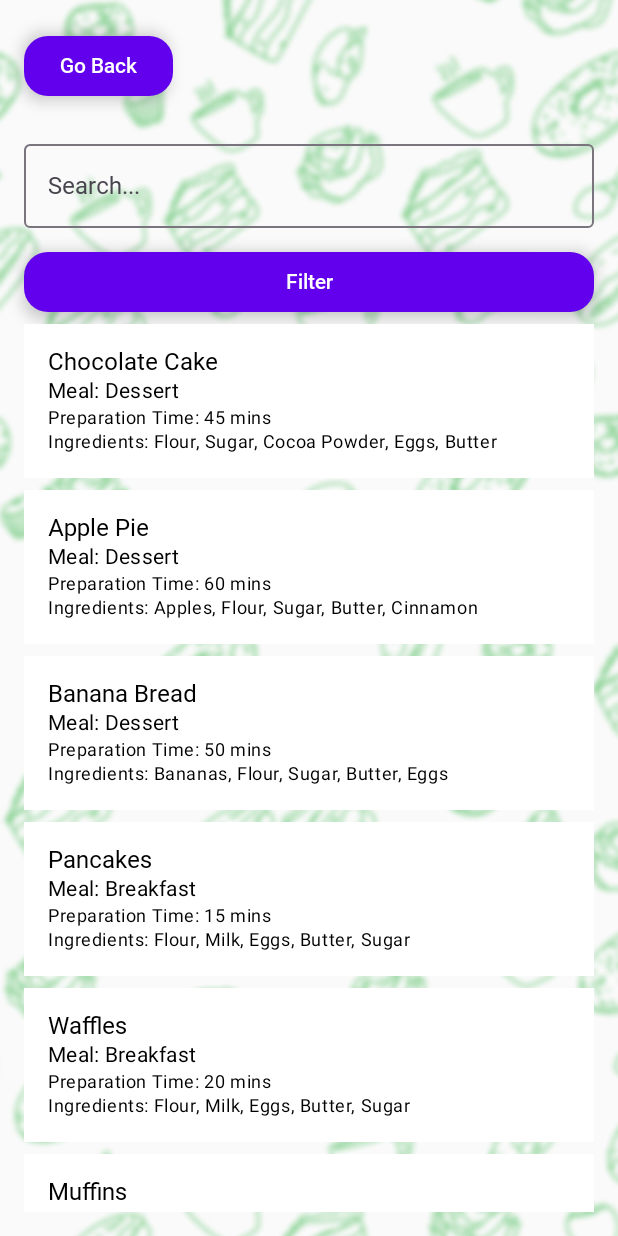
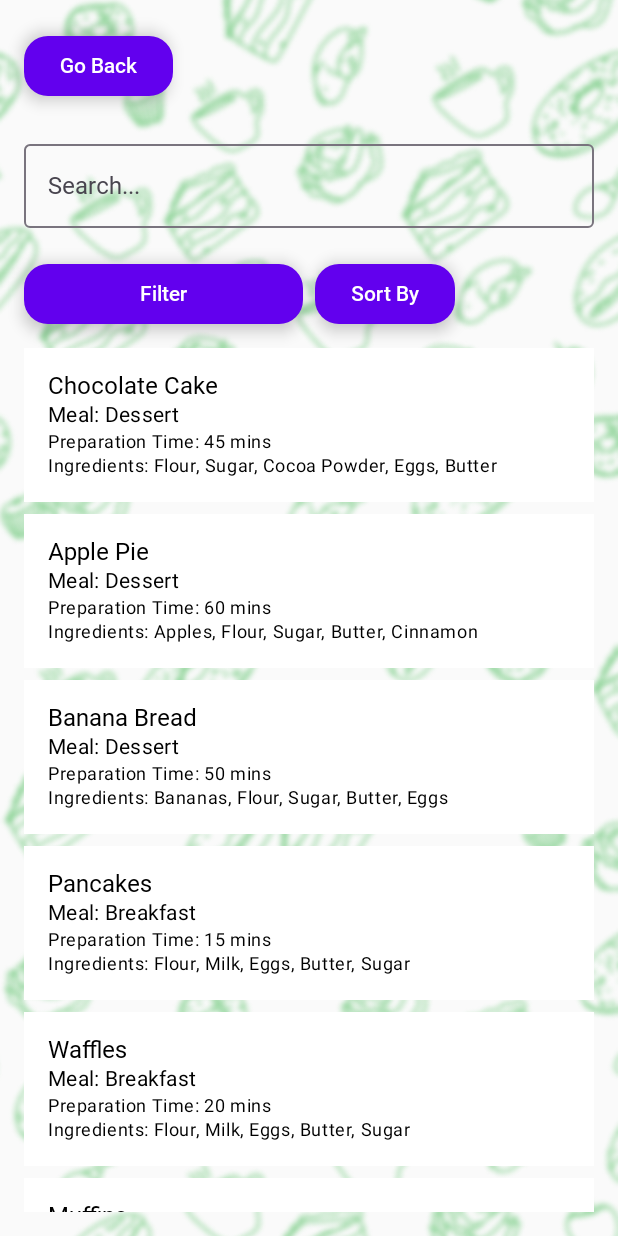
Before and after one commit to Defined0101/mobile, an Android app built with Jetpack Compose: the SearchScreen screen opened through its navigation route, on a phone screen of 412 x 824 dp. Run offline under Robolectric (Android 15) with nearby library versions, the phone set to English and light mode, and no system bars.

Commit message:
feat: added sorting functionality [FRS-76]

```diff
--- a/app/src/main/java/com/defined/mobile/ui/SearchScreen.kt
+++ b/app/src/main/java/com/defined/mobile/ui/SearchScreen.kt
@@ -42,21 +42,40 @@ fun SearchScreen(onBackClick: () -> Unit) {
     var isIngredientsVisible by remember { mutableStateOf(false) }
     var selectedMealTypes by remember { mutableStateOf(mutableSetOf<String>()) }
     var selectedIngredientFilter by remember { mutableStateOf("Any ingredient") }
+    var selectedSortOption by remember { mutableStateOf("None") }
+    var isSortDropdownExpanded by remember { mutableStateOf(false) }
 
+    // TODO: Extend the sort and filter options
     val mealTypes = listOf("Breakfast", "Lunch", "Dinner", "Dessert", "Snack")
     val ingredientFilters = listOf("Only with my ingredients", "Any ingredient")
+    val sortOptions = listOf("None", "Preparation Time (Ascending)", "Preparation Time (Descending)")
+
 
     // Function to apply filters
-    fun applyFilters() {
-        filteredRecipes = recipes.filter { recipe ->
+    fun applyFilters(recipes: List<DummyRecipe>): List<DummyRecipe> {
+        return recipes.filter { recipe ->
             val matchesSearchQuery = searchQuery.isBlank() || recipe.name.contains(searchQuery, ignoreCase = true)
             val matchesMealType = selectedMealTypes.isEmpty() || selectedMealTypes.any { it in recipe.mealType }
             val matchesIngredientFilter = when (selectedIngredientFilter) {
-                "Only with my ingredients" -> recipe.ingredients.containsAll(listOf("Flour", "Sugar")) // Example condition
+                "Only with my ingredients" -> recipe.ingredients.containsAll(listOf("Flour", "Sugar")) // TODO: Fix this part after inventory is added
                 else -> true
             }
             matchesSearchQuery && matchesMealType && matchesIngredientFilter
         }
+    }
+
+    // Function to apply sort
+    fun applySort(recipes: List<DummyRecipe>): List<DummyRecipe> {
+        return when (selectedSortOption) {
+            "Preparation Time (Ascending)" -> recipes.sortedBy { it.prepTime }
+            "Preparation Time (Descending)" -> recipes.sortedByDescending { it.prepTime }
+            else -> recipes
+        }
+    }
+    // Function to update filtered and sorted list
+    fun updateFilteredRecipes() {
+        val filtered = applyFilters(recipes)
+        filteredRecipes = applySort(filtered)
     }
 
     Box(modifier = Modifier.fillMaxSize()) {
@@ -86,7 +105,7 @@ fun SearchScreen(onBackClick: () -> Unit) {
                 value = searchQuery,
                 onValueChange = {
                     searchQuery = it
-                    applyFilters()
+                    updateFilteredRecipes()
                 },
                 placeholder = { Text("Search...") },
                 modifier = Modifier
@@ -95,14 +114,49 @@ fun SearchScreen(onBackClick: () -> Unit) {
                 colors = TextFieldDefaults.outlinedTextFieldColors()
             )
 
-            // Filter Button
-            StyledButton(
-                text = "Filter",
-                onClick = { isFilterSectionVisible = !isFilterSectionVisible },
-                modifier = Modifier.fillMaxWidth()
-            )
+            // Row for Filter and Sort Buttons
+            Row(
+                modifier = Modifier
+                    .fillMaxWidth()
+                    .padding(vertical = 8.dp),
+                horizontalArrangement = Arrangement.SpaceBetween
+            ) {
+                // Filter Button
+                StyledButton(
+                    text = "Filter",
+                    onClick = { isFilterSectionVisible = !isFilterSectionVisible },
+                    modifier = Modifier.weight(1f)
+                )
 
-            // Filter Options
+                Spacer(modifier = Modifier.width(8.dp))
+
+                // Sort Button
+                Box(
+                    modifier = Modifier.weight(1f)
+                ) {
+                    StyledButton(
+                        text = "Sort By",
+                        onClick = { isSortDropdownExpanded = true }
+                    )
+                    DropdownMenu(
+                        expanded = isSortDropdownExpanded,
+                        onDismissRequest = { isSortDropdownExpanded = false }
+                    ) {
+                        sortOptions.forEach { option ->
+                            DropdownMenuItem(
+                                text = { Text(option) },
+                                onClick = {
+                                    selectedSortOption = option
+                                    isSortDropdownExpanded = false
+                                    updateFilteredRecipes()
+                                }
+                            )
+                        }
+                    }
+                }
+            }
+
+            // Filter Section
             if (isFilterSectionVisible) {
                 Column(
                     modifier = Modifier
@@ -122,7 +176,6 @@ fun SearchScreen(onBackClick: () -> Unit) {
                     )
 
                     if (isMealTypeVisible) {
-                        // Meal Type Filters
                         Column {
                             mealTypes.forEach { mealType ->
                                 Row(verticalAlignment = Alignment.CenterVertically) {
@@ -131,7 +184,7 @@ fun SearchScreen(onBackClick: () -> Unit) {
                                         onCheckedChange = {
                                             if (it) selectedMealTypes.add(mealType)
                                             else selectedMealTypes.remove(mealType)
-                                            applyFilters()
+                                            updateFilteredRecipes()
                                         }
                                     )
                                     Text(mealType, style = MaterialTheme.typography.bodyMedium)
@@ -153,7 +206,6 @@ fun SearchScreen(onBackClick: () -> Unit) {
                     )
 
                     if (isIngredientsVisible) {
-                        // Ingredient Filters
                         Column {
                             ingredientFilters.forEach { option ->
                                 Row(verticalAlignment = Alignment.CenterVertically) {
@@ -161,7 +213,7 @@ fun SearchScreen(onBackClick: () -> Unit) {
                                         selected = selectedIngredientFilter == option,
                                         onClick = {
                                             selectedIngredientFilter = option
-                                            applyFilters()
+                                            updateFilteredRecipes()
                                         }
                                     )
                                     Text(option, style = MaterialTheme.typography.bodyMedium)
```
